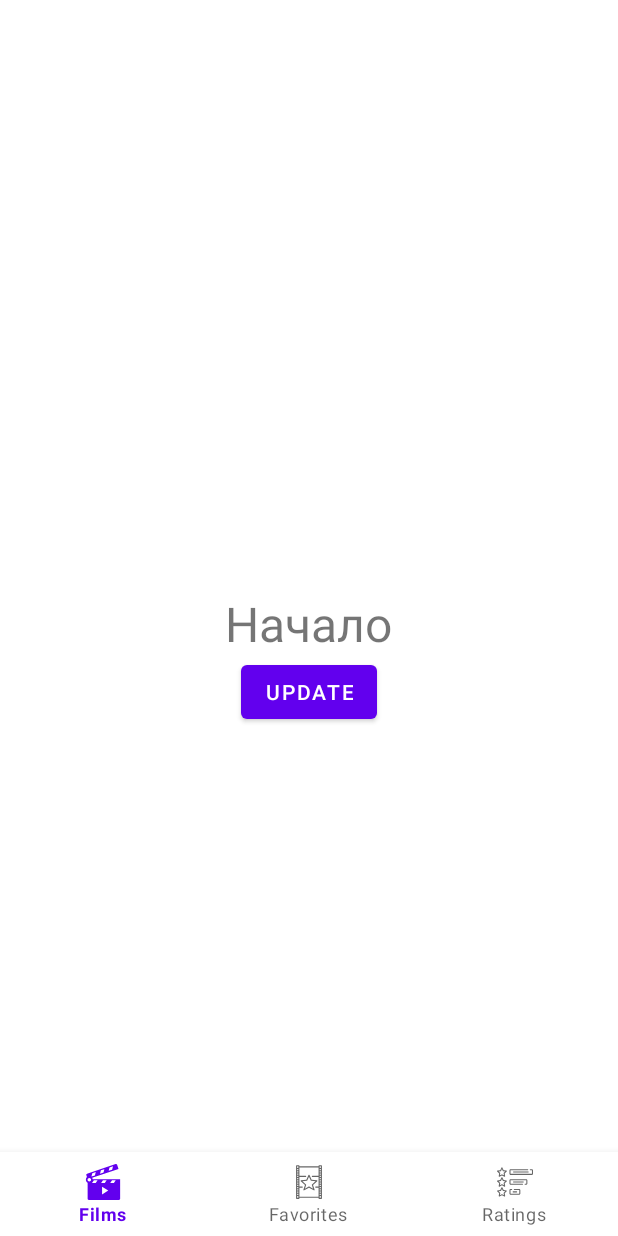
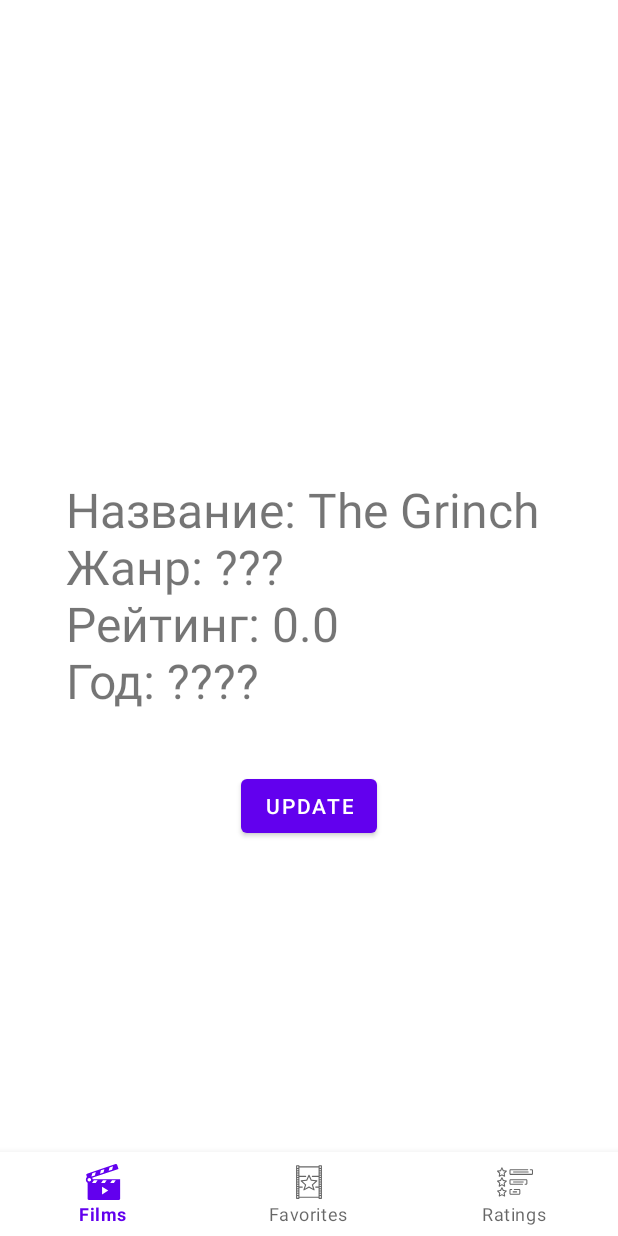
Before and after one commit to ArkHak/KinoFan, an Android app: the screen it shows after launch (MainActivity), on a phone screen of 412 x 824 dp. Run offline under Robolectric (Android 15) with nearby library versions, the phone set to English and light mode, and no system bars; our stand-ins replace navigation-ui.

Commit message:
ver 0.02 + MVVM (раскидал по папкам) + экран загрузки + model (Film)

```diff
--- a/app/src/main/AndroidManifest.xml
+++ b/app/src/main/AndroidManifest.xml
@@ -10,7 +10,7 @@
         android:supportsRtl="true"
         android:theme="@style/Theme.KinoFan">
         <activity
-            android:name=".MainActivity"
+            android:name=".ui.view.MainActivity"
             android:exported="true">
             <intent-filter>
                 <action android:name="android.intent.action.MAIN" />
--- a/app/src/main/java/com/example/kinofan/ui/films/FilmsFragment.kt
+++ /dev/null
@@ -1,51 +0,0 @@
-package com.example.kinofan.ui.films
-
-import androidx.lifecycle.ViewModelProvider
-import android.os.Bundle
-import androidx.fragment.app.Fragment
-import android.view.LayoutInflater
-import android.view.View
-import android.view.ViewGroup
-import android.widget.TextView
-import androidx.lifecycle.Observer
-import com.example.kinofan.R
-import com.example.kinofan.databinding.FilmsFragmentBinding
-
-class FilmsFragment : Fragment() {
-
-    companion object {
-        fun newInstance() = FilmsFragment()
-    }
-
-    private lateinit var viewModel: FilmsViewModel
-    private var _binding: FilmsFragmentBinding? = null
-    private val binding get() = _binding!!
-
-    override fun onCreateView(
-        inflater: LayoutInflater, container: ViewGroup?,
-        savedInstanceState: Bundle?
-    ): View {
-        val view = inflater.inflate(R.layout.films_fragment, container, false)
-        _binding = FilmsFragmentBinding.bind(view)
-        return binding.root
-    }
-
-    override fun onViewCreated(view: View, savedInstanceState: Bundle?) {
-        super.onViewCreated(view, savedInstanceState)
-        viewModel = ViewModelProvider(this).get(FilmsViewModel::class.java)
-
-        viewModel.getData().observe(viewLifecycleOwner, { renderData(it) })
-
-    }
-
-    private fun renderData(data: String?) {
-        view?.findViewById<TextView>(R.id.film)?.text = data
-
-    }
-
-    override fun onDestroyView() {
-        super.onDestroyView()
-        _binding = null
-    }
-
-}
--- a/app/src/main/java/com/example/kinofan/ui/films/FilmsViewModel.kt
+++ /dev/null
@@ -1,26 +0,0 @@
-package com.example.kinofan.ui.films
-
-import androidx.lifecycle.LiveData
-import androidx.lifecycle.MutableLiveData
-import androidx.lifecycle.ViewModel
-
-class FilmsViewModel : ViewModel() {
-
-    private val liveDataToObserve: MutableLiveData<String> = MutableLiveData()
-
-    fun getData(): LiveData<String> {
-        getDataFromLocalSource()
-        return liveDataToObserve
-    }
-
-    private fun getDataFromLocalSource() {
-        Thread {
-            Thread.sleep(3000)
-            liveDataToObserve.postValue("Начало")
-            Thread.sleep(3000)
-            liveDataToObserve.postValue("Мстители")
-            Thread.sleep(3000)
-            liveDataToObserve.postValue("Унесенные призраками")
-        }.start()
-    }
-}
--- /dev/null
+++ b/app/src/main/java/com/example/kinofan/ui/model/Film.kt
@@ -0,0 +1,8 @@
+package com.example.kinofan.ui.model
+
+data class Film(
+    val title: String = "???",
+    val genre: String = "???",
+    val rating: Double = 0.0,
+    val yearСreation: String = "????"
+)
--- /dev/null
+++ b/app/src/main/java/com/example/kinofan/ui/model/Repository.kt
@@ -0,0 +1,6 @@
+package com.example.kinofan.ui.model
+
+interface Repository {
+    fun getFilmFromServer(): Film
+    fun getFilmFromLocalStorage(): Film
+}
--- /dev/null
+++ b/app/src/main/java/com/example/kinofan/ui/model/RepositoryImpl.kt
@@ -0,0 +1,7 @@
+package com.example.kinofan.ui.model
+
+class RepositoryImpl : Repository {
+    override fun getFilmFromServer(): Film = Film("Star Wars", rating = 10.0)
+
+    override fun getFilmFromLocalStorage(): Film = Film("The Grinch")
+}
--- a/app/src/main/java/com/example/kinofan/ui/favorite/FavoriteFragment.kt
+++ b/app/src/main/java/com/example/kinofan/ui/view/FavoriteFragment.kt
@@ -1,4 +1,4 @@
-package com.example.kinofan.ui.favorite
+package com.example.kinofan.ui.view
 
 import androidx.lifecycle.ViewModelProvider
 import android.os.Bundle
@@ -8,8 +8,7 @@ import android.view.View
 import android.view.ViewGroup
 import com.example.kinofan.R
 import com.example.kinofan.databinding.FavoriteFragmentBinding
-import com.example.kinofan.databinding.FilmsFragmentBinding
-import com.example.kinofan.databinding.RatingsFragmentBinding
+import com.example.kinofan.ui.viewModel.FavoriteViewModel
 
 class FavoriteFragment : Fragment() {
 
--- /dev/null
+++ b/app/src/main/java/com/example/kinofan/ui/view/FilmsFragment.kt
@@ -0,0 +1,78 @@
+package com.example.kinofan.ui.view
+
+import android.annotation.SuppressLint
+import androidx.lifecycle.ViewModelProvider
+import android.os.Bundle
+import androidx.fragment.app.Fragment
+import android.view.LayoutInflater
+import android.view.View
+import android.view.ViewGroup
+import com.example.kinofan.R
+import com.example.kinofan.databinding.FilmsFragmentBinding
+import com.example.kinofan.ui.viewModel.FilmsViewModel
+import com.example.kinofan.ui.viewModel.AppState
+import com.google.android.material.snackbar.Snackbar
+
+class FilmsFragment : Fragment() {
+
+    companion object {
+        fun newInstance() = FilmsFragment()
+    }
+
+    private lateinit var viewModel: FilmsViewModel
+    private var _binding: FilmsFragmentBinding? = null
+    private val binding get() = _binding!!
+
+    override fun onCreateView(
+        inflater: LayoutInflater, container: ViewGroup?,
+        savedInstanceState: Bundle?
+    ): View {
+        val view = inflater.inflate(R.layout.films_fragment, container, false)
+        _binding = FilmsFragmentBinding.bind(view)
+        return binding.root
+    }
+
+    override fun onViewCreated(view: View, savedInstanceState: Bundle?) {
+        super.onViewCreated(view, savedInstanceState)
+        viewModel = ViewModelProvider(this).get(FilmsViewModel::class.java)
+        viewModel.livaData.observe(viewLifecycleOwner, { state ->
+            renderData(state)
+        })
+
+        viewModel.getFilmFromLocalSource()
+
+        initBtn()
+    }
+
+    @SuppressLint("SetTextI18n")
+    private fun renderData(state: AppState) {
+        when (state) {
+            is AppState.Loading -> binding.loadingLayout.visibility = View.VISIBLE
+            is AppState.Success -> {
+                binding.loadingLayout.visibility = View.GONE
+                binding.film.text = "Название: ${state.film.title} \n" +
+                        "Жанр: ${state.film.genre}\n" +
+                        "Рейтинг: ${state.film.rating}\n" +
+                        "Год: ${state.film.yearСreation}\n"
+            }
+            is AppState.Error -> {
+                binding.loadingLayout.visibility = View.GONE
+                Snackbar
+                    .make(binding.filmsView, "Error: ${state.error}", Snackbar.LENGTH_INDEFINITE)
+                    .setAction("Reload") { viewModel.getFilmFromLocalSource() }
+                    .show()
+            }
+        }
+    }
+
+    private fun initBtn() {
+        binding.btnDataUpdate.setOnClickListener {
+            viewModel.getFilmFromRemoteSource()
+        }
+    }
+
+    override fun onDestroyView() {
+        super.onDestroyView()
+        _binding = null
+    }
+}
--- a/app/src/main/java/com/example/kinofan/MainActivity.kt
+++ b/app/src/main/java/com/example/kinofan/ui/view/MainActivity.kt
@@ -1,9 +1,10 @@
-package com.example.kinofan
+package com.example.kinofan.ui.view
 
 import androidx.appcompat.app.AppCompatActivity
 import android.os.Bundle
 import androidx.navigation.findNavController
 import androidx.navigation.ui.setupWithNavController
+import com.example.kinofan.R
 import com.example.kinofan.databinding.MainActivityBinding
 import com.google.android.material.bottomnavigation.BottomNavigationView
 
@@ -18,7 +19,6 @@ class MainActivity : AppCompatActivity() {
         setContentView(binding.root)
 
         val navView: BottomNavigationView = binding.navView
-
         val navController = findNavController(R.id.nav_host_fragment_activity_main)
 
         //todo Когда буду менять appBar
--- a/app/src/main/java/com/example/kinofan/ui/ratings/RatingsFragment.kt
+++ b/app/src/main/java/com/example/kinofan/ui/view/RatingsFragment.kt
@@ -1,4 +1,4 @@
-package com.example.kinofan.ui.ratings
+package com.example.kinofan.ui.view
 
 import androidx.lifecycle.ViewModelProvider
 import android.os.Bundle
@@ -7,8 +7,8 @@ import android.view.LayoutInflater
 import android.view.View
 import android.view.ViewGroup
 import com.example.kinofan.R
-import com.example.kinofan.databinding.FilmsFragmentBinding
 import com.example.kinofan.databinding.RatingsFragmentBinding
+import com.example.kinofan.ui.viewModel.RatingsViewModel
 
 class RatingsFragment : Fragment() {
 
--- /dev/null
+++ b/app/src/main/java/com/example/kinofan/ui/viewModel/AppState.kt
@@ -0,0 +1,9 @@
+package com.example.kinofan.ui.viewModel
+
+import com.example.kinofan.ui.model.Film
+
+sealed class AppState {
+    data class Success(val film: Film) : AppState()
+    data class Error(val error: Throwable) : AppState()
+    object Loading : AppState()
+}
--- a/app/src/main/java/com/example/kinofan/ui/favorite/FavoriteViewModel.kt
+++ b/app/src/main/java/com/example/kinofan/ui/viewModel/FavoriteViewModel.kt
@@ -1,4 +1,4 @@
-package com.example.kinofan.ui.favorite
+package com.example.kinofan.ui.viewModel
 
 import androidx.lifecycle.ViewModel
 
--- /dev/null
+++ b/app/src/main/java/com/example/kinofan/ui/viewModel/FilmsViewModel.kt
@@ -0,0 +1,38 @@
+package com.example.kinofan.ui.viewModel
+
+import androidx.lifecycle.LiveData
+import androidx.lifecycle.MutableLiveData
+import androidx.lifecycle.ViewModel
+import com.example.kinofan.ui.model.Repository
+import com.example.kinofan.ui.model.RepositoryImpl
+import kotlin.random.Random
+
+class FilmsViewModel : ViewModel() {
+
+    private val liveDataToObserve: MutableLiveData<AppState> = MutableLiveData()
+    private val repository: Repository = RepositoryImpl()
+    val livaData: LiveData<AppState> = liveDataToObserve
+
+    fun getFilmFromLocalSource() = getDataFromLocalSource()
+    fun getFilmFromRemoteSource() = getDataFromRemoteSource()
+
+    private fun getDataFromLocalSource() {
+        liveDataToObserve.value = AppState.Loading
+        Thread {
+            Thread.sleep(3000)
+            liveDataToObserve.postValue(AppState.Success(repository.getFilmFromLocalStorage()))
+        }.start()
+    }
+
+    private fun getDataFromRemoteSource(){
+        liveDataToObserve.value = AppState.Loading
+        Thread {
+            Thread.sleep(3000)
+            if (Random.nextBoolean()) {
+                liveDataToObserve.postValue(AppState.Success(repository.getFilmFromServer()))
+            } else {
+                liveDataToObserve.postValue(AppState.Error(Exception("Нет интернета")))
+            }
+        }.start()
+    }
+}
--- a/app/src/main/java/com/example/kinofan/ui/ratings/RatingsViewModel.kt
+++ b/app/src/main/java/com/example/kinofan/ui/viewModel/RatingsViewModel.kt
@@ -1,4 +1,4 @@
-package com.example.kinofan.ui.ratings
+package com.example.kinofan.ui.viewModel
 
 import androidx.lifecycle.ViewModel
 
--- a/app/src/main/res/layout/favorite_fragment.xml
+++ b/app/src/main/res/layout/favorite_fragment.xml
@@ -4,7 +4,7 @@
     android:layout_width="match_parent"
     android:layout_height="match_parent"
     android:gravity="center"
-    tools:context=".ui.favorite.FavoriteFragment">
+    tools:context=".ui.view.FavoriteFragment">
 
     <TextView
         android:layout_width="wrap_content"
--- a/app/src/main/res/layout/films_fragment.xml
+++ b/app/src/main/res/layout/films_fragment.xml
@@ -1,13 +1,17 @@
 <?xml version="1.0" encoding="utf-8"?>
-<androidx.appcompat.widget.LinearLayoutCompat xmlns:android="http://schemas.android.com/apk/res/android"
-    xmlns:app="http://schemas.android.com/apk/res-auto"
+<FrameLayout xmlns:android="http://schemas.android.com/apk/res/android"
     xmlns:tools="http://schemas.android.com/tools"
+    android:id="@+id/films_fragment_container"
     android:layout_width="match_parent"
     android:layout_height="match_parent"
-    android:id="@+id/films_fragment_container"
+    tools:context=".ui.view.FilmsFragment">
+
+    <LinearLayout
+        android:id="@+id/filmsView"
+        android:layout_width="match_parent"
+        android:layout_height="match_parent"
         android:gravity="center"
-    android:orientation="vertical"
-    tools:context=".ui.films.FilmsFragment">
+        android:orientation="vertical">
 
         <TextView
             android:id="@+id/film"
@@ -22,4 +26,22 @@
             android:layout_height="wrap_content"
             android:text="update" />
 
-</androidx.appcompat.widget.LinearLayoutCompat>
+    </LinearLayout>
+
+
+    <FrameLayout
+        android:id="@+id/loadingLayout"
+        android:layout_width="match_parent"
+        android:layout_height="match_parent"
+        android:background="@color/loadingBackground"
+        android:visibility="gone"
+        tools:visibility="invisible">
+
+        <ProgressBar
+            style="@android:attr/progressBarStyleLarge"
+            android:layout_width="wrap_content"
+            android:layout_height="wrap_content"
+            android:layout_gravity="center" />
+    </FrameLayout>
+
+</FrameLayout>
--- a/app/src/main/res/layout/ratings_fragment.xml
+++ b/app/src/main/res/layout/ratings_fragment.xml
@@ -4,7 +4,7 @@
     android:layout_width="match_parent"
     android:layout_height="match_parent"
     android:gravity="center"
-    tools:context=".ui.ratings.RatingsFragment">
+    tools:context=".ui.view.RatingsFragment">
 
     <TextView
         android:layout_width="wrap_content"
--- a/app/src/main/res/navigation/mobile_navigation.xml
+++ b/app/src/main/res/navigation/mobile_navigation.xml
@@ -7,19 +7,19 @@
 
     <fragment
         android:id="@+id/navigation_films"
-        android:name="com.example.kinofan.ui.films.FilmsFragment"
+        android:name="com.example.kinofan.ui.view.FilmsFragment"
         android:label="Films"
         tools:layout="@layout/films_fragment" />
 
     <fragment
         android:id="@+id/navigation_favorites"
-        android:name="com.example.kinofan.ui.favorite.FavoriteFragment"
+        android:name="com.example.kinofan.ui.view.FavoriteFragment"
         android:label="Favorites"
         tools:layout="@layout/favorite_fragment" />
 
     <fragment
         android:id="@+id/navigation_ratings"
-        android:name="com.example.kinofan.ui.ratings.RatingsFragment"
+        android:name="com.example.kinofan.ui.view.RatingsFragment"
         android:label="Ratings"
         tools:layout="@layout/ratings_fragment" />
 </navigation>
--- a/app/src/main/res/values/colors.xml
+++ b/app/src/main/res/values/colors.xml
@@ -7,4 +7,5 @@
     <color name="teal_700">#FF018786</color>
     <color name="black">#FF000000</color>
     <color name="white">#FFFFFFFF</color>
+    <color name="loadingBackground">#302C2C</color>
 </resources>
```
Lines whose indentation alone changed are shown as unchanged.
